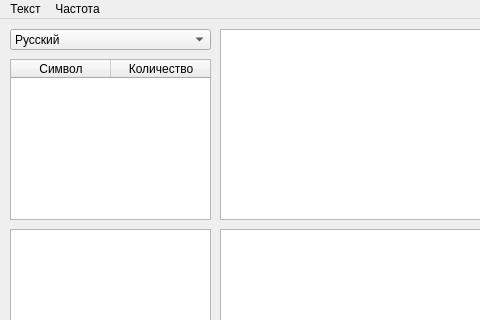
The window that mainwindow.ui (coplant/cm-lab-13) describes before a commit, drawn with Qt 5; both pictures show x 0 to 480 and y 0 to 320 of the 750 by 433 pixel window.
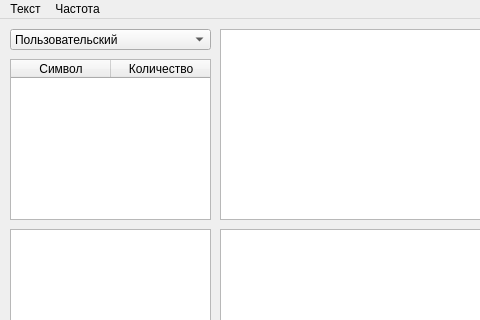
The same window after the commit.

Commit message: fix: user language

Diff of the .ui file:
```diff
--- a/mainwindow.ui
+++ b/mainwindow.ui
@@ -160,6 +160,11 @@
                         <height>21</height>
                     </rect>
                 </property>
+                <item>
+                    <property name="text">
+                        <string>Пользовательский</string>
+                    </property>
+                </item>
                 <item>
                     <property name="text">
                         <string>Русский</string>
```
The commit also changes 1 other file.
